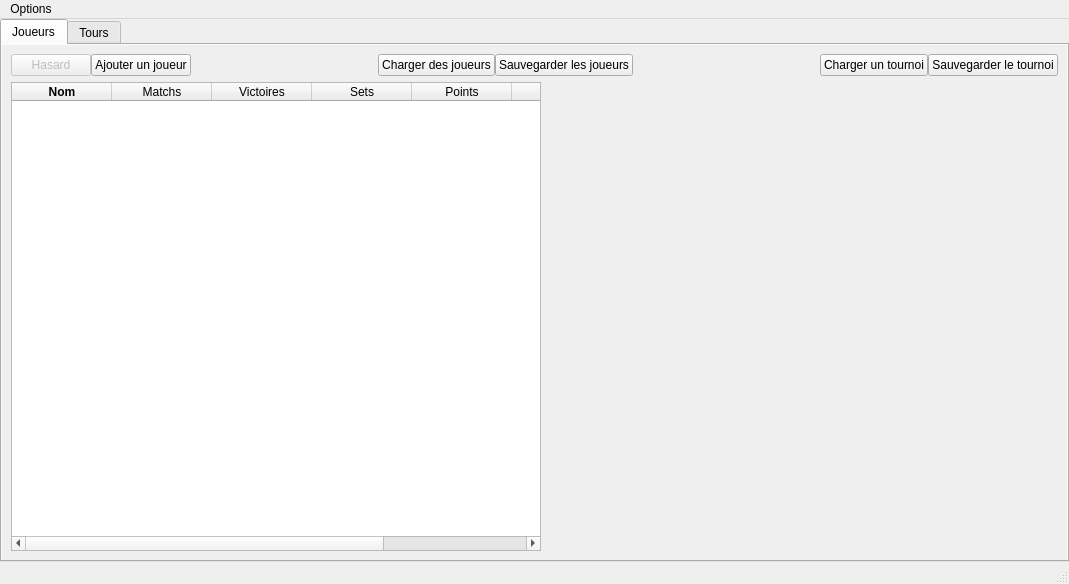
Qt form mainwindow/mainwindow.ui (dsarrut/btm) before a commit.
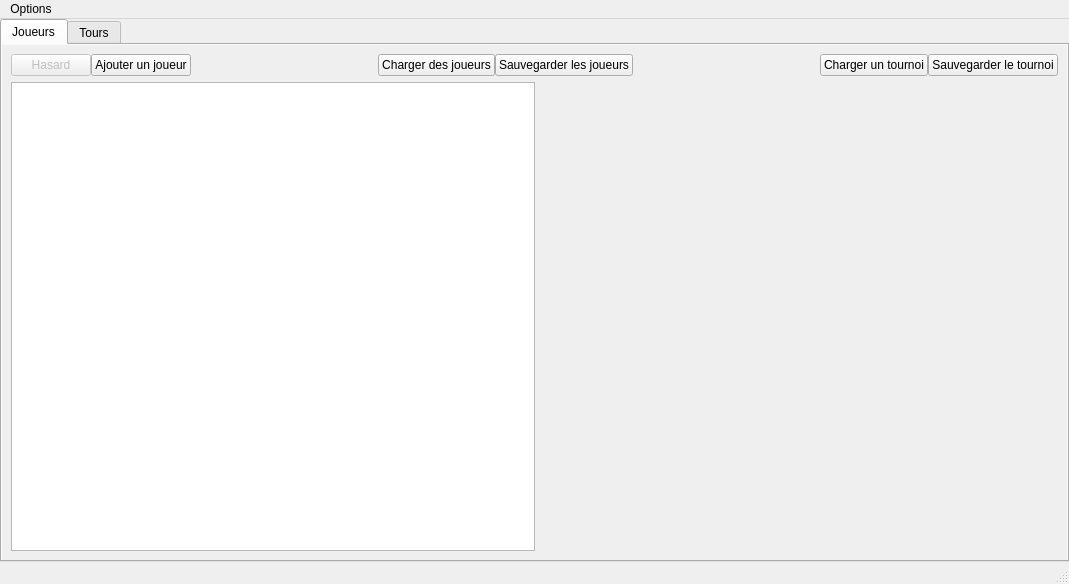
The same form after that commit. Icons and pictures are not drawn. Custom widgets are drawn as their Qt base class.

Commit message: starting new table of players

```diff
--- a/mainwindow/mainwindow.ui
+++ b/mainwindow/mainwindow.ui
@@ -156,107 +156,7 @@
            <number>0</number>
           </property>
           <item>
-           <widget class="QTableWidget" name="tablePlayers">
-            <property name="sizePolicy">
-             <sizepolicy hsizetype="Expanding" vsizetype="Expanding">
-              <horstretch>0</horstretch>
-              <verstretch>0</verstretch>
-             </sizepolicy>
-            </property>
-            <property name="minimumSize">
-             <size>
-              <width>530</width>
-              <height>0</height>
-             </size>
-            </property>
-            <property name="showGrid">
-             <bool>true</bool>
-            </property>
-            <property name="sortingEnabled">
-             <bool>true</bool>
-            </property>
-            <property name="rowCount">
-             <number>0</number>
-            </property>
-            <property name="columnCount">
-             <number>7</number>
-            </property>
-            <attribute name="horizontalHeaderShowSortIndicator" stdset="0">
-             <bool>true</bool>
-            </attribute>
-            <attribute name="horizontalHeaderStretchLastSection">
-             <bool>false</bool>
-            </attribute>
-            <attribute name="verticalHeaderShowSortIndicator" stdset="0">
-             <bool>false</bool>
-            </attribute>
-            <attribute name="verticalHeaderStretchLastSection">
-             <bool>false</bool>
-            </attribute>
-            <column>
-             <property name="text">
-              <string>Nom</string>
-             </property>
-             <property name="font">
-              <font>
-               <weight>75</weight>
-               <bold>true</bold>
-               <kerning>true</kerning>
-              </font>
-             </property>
-             <property name="textAlignment">
-              <set>AlignCenter</set>
-             </property>
-            </column>
-            <column>
-             <property name="text">
-              <string>Matchs</string>
-             </property>
-             <property name="textAlignment">
-              <set>AlignCenter</set>
-             </property>
-            </column>
-            <column>
-             <property name="text">
-              <string>Victoires</string>
-             </property>
-             <property name="textAlignment">
-              <set>AlignCenter</set>
-             </property>
-            </column>
-            <column>
-             <property name="text">
-              <string>Sets</string>
-             </property>
-             <property name="textAlignment">
-              <set>AlignCenter</set>
-             </property>
-            </column>
-            <column>
-             <property name="text">
-              <string>Points</string>
-             </property>
-             <property name="textAlignment">
-              <set>AlignCenter</set>
-             </property>
-            </column>
-            <column>
-             <property name="text">
-              <string>Défaites</string>
-             </property>
-             <property name="textAlignment">
-              <set>AlignCenter</set>
-             </property>
-            </column>
-            <column>
-             <property name="text">
-              <string>Attentes</string>
-             </property>
-             <property name="textAlignment">
-              <set>AlignCenter</set>
-             </property>
-            </column>
-           </widget>
+           <widget class="btm::QPlayersTable2" name="playersTable"/>
           </item>
           <item>
            <spacer name="horizontalSpacer_3">
@@ -483,6 +383,11 @@
    <header>btmQRoundWidget2.h</header>
    <container>1</container>
   </customwidget>
+  <customwidget>
+   <class>btm::QPlayersTable2</class>
+   <extends>QTableWidget</extends>
+   <header>btmQPlayersTable2.h</header>
+  </customwidget>
  </customwidgets>
  <resources>
   <include location="resource.qrc"/>
```
Left out of the diff: 2 changed lines with no effect on the pictures. The commit also changes 6 other files.
